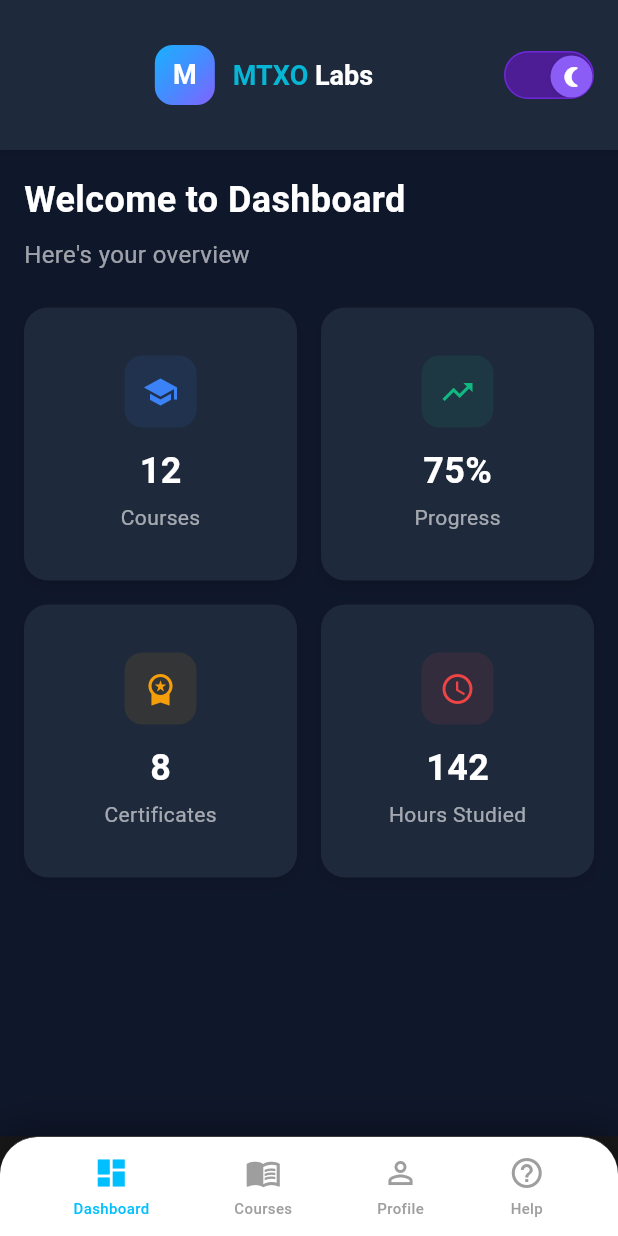
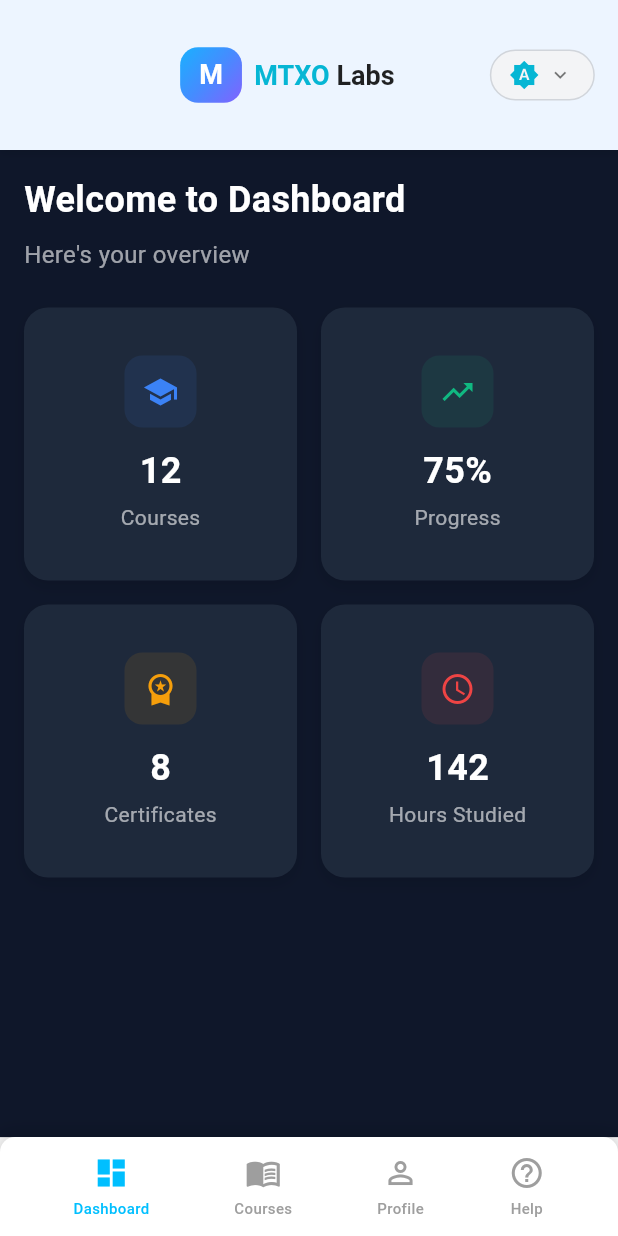
Before and after one commit to ronakpurohit007/ed_tech, a Flutter app: the HomeWrapper screen opened by its route, on a phone screen of 412 x 824 dp. Run offline on Flutter 3.47's test engine with Material 3 defaults, Android fonts, the light colour scheme and no system bars; our stand-ins replace dio, get_it, internet_connection_checker, package_info_plus, permission_handler, shared_preferences; accounts and stored records are empty; Roboto replaces fonts that are missing (AnekLatin, Poppins).

Commit message:
profile ui create

```diff
--- a/lib/config/app_colors.dart
+++ b/lib/config/app_colors.dart
@@ -13,6 +13,8 @@ class AppColors {
   static const Color buttonsecondry = Color(0xFFD5F3FC);
   static const Color textTertiary = Color(0xFF6B6B6B);
   static const Color textField = Color(0xFFF5F5F5);
+  static const Color headerLight = Color(0xFFEDF5FF);
+  static const Color profileCardLight = Color(0xFFD5F0FF);
 
   // Dark Mode
   static const Color textfielddark = Color(0xFF212121);
@@ -22,4 +24,5 @@ class AppColors {
   static const Color buttonbg = Color(0xFF17455F);
   static const Color buttonnew = Color(0xFF4A432D);
   static const Color buttonbottombardark = Color(0xFF1E2539);
+  static const Color headerDark = Color(0xFF191E2C);
 }
--- a/lib/main.dart
+++ b/lib/main.dart
@@ -61,7 +61,16 @@
   runApp(MyApp());
 }
 
-class MyApp extends StatelessWidget {
+class MyApp extends StatefulWidget {
+  @override
+  State<MyApp> createState() => _MyAppState();
+}
+
+class _MyAppState extends State<MyApp> {
+  void initState() {
+    super.initState();
+  }
+
   @override
   Widget build(BuildContext context) {
     return MultiProvider(
@@ -75,12 +84,7 @@
           return MaterialApp(
             title: 'MIXO Labs - Ed Tech',
             debugShowCheckedModeBanner: false,
-            theme: ThemeData(
-              primarySwatch: Colors.blue,
-              brightness:
-                  themeProvider.isDarkMode ? Brightness.dark : Brightness.light,
-              fontFamily: 'Poppins', // Add your preferred font family
-            ),
+            theme: themeProvider.themeData,
             initialRoute: '/',
             routes: {
               '/': (context) => AuthWrapper(),
--- a/lib/widgets/custom_bottom_bar.dart
+++ b/lib/widgets/custom_bottom_bar.dart
@@ -1,6 +1,7 @@
 import 'package:ed_tech/config/app_colors.dart';
 import 'package:ed_tech/config/theme/theme_provider.dart';
 import 'package:ed_tech/core/utils/sizeconfig.dart';
+import 'package:ed_tech/features/profile/screen/profile_screen.dart';
 import 'package:ed_tech/widgets/custom_header.dart';
 import 'package:flutter/material.dart';
 import 'package:provider/provider.dart';
@@ -23,22 +24,22 @@ class CustomBottomNavBar extends StatelessWidget {
         color: themeProvider.isDarkMode
             ? AppColors.buttonbottombardark
             : AppColors.white, // Dark background
-        border: Border(
-          top: BorderSide(
-            color: Color(0xFF333333),
-            width: 0.5,
-          ),
-        ),
+        // border: Border(
+        //   top: BorderSide(
+        //     color: Color(0xFF333333),
+        //     width: 0.5,
+        //   ),
+        // ),
         boxShadow: [
           BoxShadow(
-            color: Colors.black12.withOpacity(0.3),
-            blurRadius: 20,
-            spreadRadius: 7,
+            color: Colors.black12.withOpacity(0.2),
+            blurRadius: 10,
+            spreadRadius: 2,
           ),
         ],
         borderRadius: BorderRadius.only(
-          topLeft: Radius.circular(25),
-          topRight: Radius.circular(25),
+          topLeft: Radius.circular(10),
+          topRight: Radius.circular(10),
         ),
       ),
       child: Column(
@@ -146,7 +147,7 @@ class _HomeWrapperState extends State<HomeWrapper> {
   @override
   Widget build(BuildContext context) {
     return Scaffold(
-      backgroundColor: const Color(0xFF1A1A1A),
+      backgroundColor: Colors.transparent,
       body: _screens[_currentIndex],
       bottomNavigationBar: CustomBottomNavBar(
         currentIndex: _currentIndex,
@@ -186,9 +187,7 @@ class _DashboardScreenState extends State<DashboardScreen> {
           // Your MTXOHeader
           MTXOHeader(
             title: "Dashboard",
-            isDarkMode: _isDarkMode,
-            onThemeToggle: _toggleTheme,
-            // showBackButton: true,
+            showThemeToggle: true,
           ),
 
           // Add your dashboard content here
@@ -327,18 +326,6 @@ class CoursesScreen extends StatelessWidget {
   }
 }
 
-class ProfileScreen extends StatelessWidget {
-  @override
-  Widget build(BuildContext context) {
-    return const Center(
-      child: Text(
-        'Profile Screen',
-        style: TextStyle(color: Colors.white, fontSize: 24),
-      ),
-    );
-  }
-}
-
 class HelpScreen extends StatelessWidget {
   @override
   Widget build(BuildContext context) {
--- a/lib/widgets/custom_header.dart
+++ b/lib/widgets/custom_header.dart
@@ -1,32 +1,38 @@
+import 'package:ed_tech/config/app_colors.dart';
+import 'package:ed_tech/config/theme/theme_provider.dart';
+import 'package:ed_tech/core/utils/sizeconfig.dart';
 import 'package:flutter/material.dart';
+import 'package:provider/provider.dart';
 
 class MTXOHeader extends StatelessWidget implements PreferredSizeWidget {
   final String title;
-  final bool isDarkMode;
-  final VoidCallback? onThemeToggle;
   final double height;
   final Color? backgroundColor;
   final bool showBackButton;
   final VoidCallback? onBackPressed;
+  final bool showThemeToggle;
 
   const MTXOHeader({
     Key? key,
-    this.title = "Profile",
-    this.isDarkMode = true,
-    this.onThemeToggle,
+    this.title = "MTXO Labs",
     this.height = 100.0,
     this.backgroundColor,
     this.showBackButton = false,
     this.onBackPressed,
+    this.showThemeToggle = true,
   }) : super(key: key);
 
   @override
   Widget build(BuildContext context) {
+    return Consumer<ThemeProvider>(
+      builder: (context, themeProvider, child) {
+        final isDarkMode = themeProvider.isDarkMode;
+
         return Container(
           height: height,
           decoration: BoxDecoration(
             color: backgroundColor ??
-            (isDarkMode ? const Color(0xFF1E293B) : Colors.white),
+                (isDarkMode ? AppColors.headerDark : AppColors.headerLight),
             boxShadow: [
               BoxShadow(
                 color: Colors.black.withOpacity(0.1),
@@ -37,7 +43,7 @@ class MTXOHeader extends StatelessWidget implements PreferredSizeWidget {
           ),
           child: SafeArea(
             child: Padding(
-          padding: const EdgeInsets.symmetric(horizontal: 16.0),
+              padding: SizeConfig.getPaddingSymmetric(horizontal: 15),
               child: Row(
                 children: [
                   // Back button (optional) - takes fixed space
@@ -45,12 +51,12 @@ class MTXOHeader extends StatelessWidget implements PreferredSizeWidget {
                     width: showBackButton ? 48 : 0,
                     child: showBackButton
                         ? IconButton(
-                        onPressed:
-                            onBackPressed ?? () => Navigator.of(context).pop(),
+                            onPressed: onBackPressed ??
+                                () => Navigator.of(context).pop(),
                             icon: Icon(
                               Icons.arrow_back_ios,
                               color: isDarkMode ? Colors.white : Colors.black87,
-                          size: 20,
+                              size: SizeConfig.height(10),
                             ),
                           )
                         : null,
@@ -58,14 +64,17 @@ class MTXOHeader extends StatelessWidget implements PreferredSizeWidget {
 
                   // MTXO Labs Logo and Brand - Centered
                   Expanded(
+                    child: Padding(
+                      padding: SizeConfig.getPaddingOnly(left: 40),
                       child: Center(
                         child: Row(
+                          crossAxisAlignment: CrossAxisAlignment.center,
                           mainAxisSize: MainAxisSize.min,
                           children: [
                             // Logo Container
                             Container(
-                        width: 40,
-                        height: 40,
+                              width: SizeConfig.width(10),
+                              height: SizeConfig.height(4.5),
                               decoration: BoxDecoration(
                                 gradient: const LinearGradient(
                                   colors: [
@@ -89,7 +98,7 @@ class MTXOHeader extends StatelessWidget implements PreferredSizeWidget {
                                 ),
                               ),
                             ),
-                      const SizedBox(width: 12),
+                            SizedBox(width: SizeConfig.width(2)),
 
                             // Brand Text
                             Column(
@@ -99,10 +108,10 @@ class MTXOHeader extends StatelessWidget implements PreferredSizeWidget {
                                 RichText(
                                   text: TextSpan(
                                     children: [
-                                TextSpan(
+                                      const TextSpan(
                                         text: 'MTXO ',
                                         style: TextStyle(
-                                    color: const Color(0xFF06B6D4),
+                                          color: Color(0xFF06B6D4),
                                           fontSize: 18,
                                           fontWeight: FontWeight.bold,
                                         ),
@@ -120,82 +129,20 @@ class MTXOHeader extends StatelessWidget implements PreferredSizeWidget {
                                     ],
                                   ),
                                 ),
-                          // if (title.isNotEmpty)
-                          //   Text(
-                          //     title,
-                          //     style: TextStyle(
-                          //       color: isDarkMode
-                          //           ? Colors.white70
-                          //           : Colors.black54,
-                          //       fontSize: 14,
-                          //     ),
-                          //   ),
                               ],
                             ),
                           ],
                         ),
                       ),
                     ),
+                  ),
 
-              // Theme Toggle Button - takes fixed space
+                  // Theme Toggle Button - Enhanced with multiple theme modes
                   SizedBox(
-                width: onThemeToggle != null ? 60 : 0,
-                child: onThemeToggle != null
-                    ? GestureDetector(
-                        onTap: onThemeToggle,
-                        child: Container(
-                          width: 60,
-                          height: 32,
-                          decoration: BoxDecoration(
-                            color: isDarkMode
-                                ? const Color(0xFF4C1D95)
-                                : const Color(0xFFE5E7EB),
-                            borderRadius: BorderRadius.circular(16),
-                            border: Border.all(
-                              color: isDarkMode
-                                  ? const Color(0xFF6D28D9)
-                                  : const Color(0xFFD1D5DB),
-                              width: 1,
-                            ),
-                          ),
-                          child: Stack(
-                            children: [
-                              AnimatedPositioned(
-                                duration: const Duration(milliseconds: 200),
-                                curve: Curves.easeInOut,
-                                left: isDarkMode ? 30 : 2,
-                                top: 2,
-                                child: Container(
-                                  width: 28,
-                                  height: 28,
-                                  decoration: BoxDecoration(
-                                    color: isDarkMode
-                                        ? const Color(0xFF8B5CF6)
-                                        : Colors.white,
-                                    borderRadius: BorderRadius.circular(14),
-                                    boxShadow: [
-                                      BoxShadow(
-                                        color: Colors.black.withOpacity(0.1),
-                                        blurRadius: 2,
-                                        offset: const Offset(0, 1),
-                                      ),
-                                    ],
-                                  ),
-                                  child: Icon(
-                                    isDarkMode
-                                        ? Icons.nightlight_round
-                                        : Icons.wb_sunny,
-                                    size: 16,
-                                    color: isDarkMode
-                                        ? Colors.white
-                                        : const Color(0xFFF59E0B),
-                                  ),
-                                ),
-                              ),
-                            ],
-                          ),
-                        ),
-                      )
+                    width: showThemeToggle ? 70 : 0,
+                    child: showThemeToggle
+                        ? _buildThemeToggleButton(
+                            context, themeProvider, isDarkMode)
                         : null,
                   ),
                 ],
@@ -203,6 +150,144 @@ class MTXOHeader extends StatelessWidget implements PreferredSizeWidget {
             ),
           ),
         );
+      },
+    );
+  }
+
+  Widget _buildThemeToggleButton(
+      BuildContext context, ThemeProvider themeProvider, bool isDarkMode) {
+    return PopupMenuButton<AppThemeMode>(
+      onSelected: (AppThemeMode mode) {
+        themeProvider.setThemeMode(context, mode);
+      },
+      itemBuilder: (BuildContext context) => [
+        PopupMenuItem<AppThemeMode>(
+          value: AppThemeMode.light,
+          child: Row(
+            children: [
+              Icon(
+                Icons.light_mode,
+                color: themeProvider.themeMode == AppThemeMode.light
+                    ? const Color(0xFF06B6D4)
+                    : (isDarkMode ? Colors.white70 : Colors.black54),
+                size: 20,
+              ),
+              const SizedBox(width: 12),
+              Text(
+                'Light',
+                style: TextStyle(
+                  color: themeProvider.themeMode == AppThemeMode.light
+                      ? const Color(0xFF06B6D4)
+                      : (isDarkMode ? Colors.white : Colors.black87),
+                  fontWeight: themeProvider.themeMode == AppThemeMode.light
+                      ? FontWeight.w600
+                      : FontWeight.normal,
+                ),
+              ),
+            ],
+          ),
+        ),
+        PopupMenuItem<AppThemeMode>(
+          value: AppThemeMode.dark,
+          child: Row(
+            children: [
+              Icon(
+                Icons.dark_mode,
+                color: themeProvider.themeMode == AppThemeMode.dark
+                    ? const Color(0xFF06B6D4)
+                    : (isDarkMode ? Colors.white70 : Colors.black54),
+                size: 20,
+              ),
+              const SizedBox(width: 12),
+              Text(
+                'Dark',
+                style: TextStyle(
+                  color: themeProvider.themeMode == AppThemeMode.dark
+                      ? const Color(0xFF06B6D4)
+                      : (isDarkMode ? Colors.white : Colors.black87),
+                  fontWeight: themeProvider.themeMode == AppThemeMode.dark
+                      ? FontWeight.w600
+                      : FontWeight.normal,
+                ),
+              ),
+            ],
+          ),
+        ),
+        PopupMenuItem<AppThemeMode>(
+          value: AppThemeMode.system,
+          child: Row(
+            children: [
+              Icon(
+                Icons.brightness_auto,
+                color: themeProvider.themeMode == AppThemeMode.system
+                    ? const Color(0xFF06B6D4)
+                    : (isDarkMode ? Colors.white70 : Colors.black54),
+                size: 20,
+              ),
+              const SizedBox(width: 12),
+              Text(
+                'System',
+                style: TextStyle(
+                  color: themeProvider.themeMode == AppThemeMode.system
+                      ? const Color(0xFF06B6D4)
+                      : (isDarkMode ? Colors.white : Colors.black87),
+                  fontWeight: themeProvider.themeMode == AppThemeMode.system
+                      ? FontWeight.w600
+                      : FontWeight.normal,
+                ),
+              ),
+            ],
+          ),
+        ),
+      ],
+      offset: const Offset(0, 50),
+      shape: RoundedRectangleBorder(
+        borderRadius: BorderRadius.circular(12),
+      ),
+      color: isDarkMode ? const Color(0xFF374151) : Colors.white,
+      elevation: 8,
+      child: Container(
+        padding: const EdgeInsets.symmetric(horizontal: 12, vertical: 6),
+        decoration: BoxDecoration(
+          color: isDarkMode
+              ? const Color(0xFF374151).withOpacity(0.8)
+              : const Color(0xFFF3F4F6),
+          borderRadius: BorderRadius.circular(20),
+          border: Border.all(
+            color:
+                isDarkMode ? const Color(0xFF4B5563) : const Color(0xFFD1D5DB),
+            width: 1,
+          ),
+        ),
+        child: Row(
+          mainAxisSize: MainAxisSize.min,
+          children: [
+            Icon(
+              _getThemeIcon(themeProvider.themeMode, isDarkMode),
+              size: 20,
+              color: const Color(0xFF06B6D4),
+            ),
+            const SizedBox(width: 6),
+            Icon(
+              Icons.keyboard_arrow_down,
+              size: 16,
+              color: isDarkMode ? Colors.white70 : Colors.black54,
+            ),
+          ],
+        ),
+      ),
+    );
+  }
+
+  IconData _getThemeIcon(AppThemeMode mode, bool isDarkMode) {
+    switch (mode) {
+      case AppThemeMode.light:
+        return Icons.light_mode;
+      case AppThemeMode.dark:
+        return Icons.dark_mode;
+      case AppThemeMode.system:
+        return Icons.brightness_auto;
+    }
   }
 
   @override
```
Also changed, not shown: lib/features/profile/screen/profile_screen.dart (added, +416 -0 lines). Lines whose indentation alone changed are shown as unchanged.
